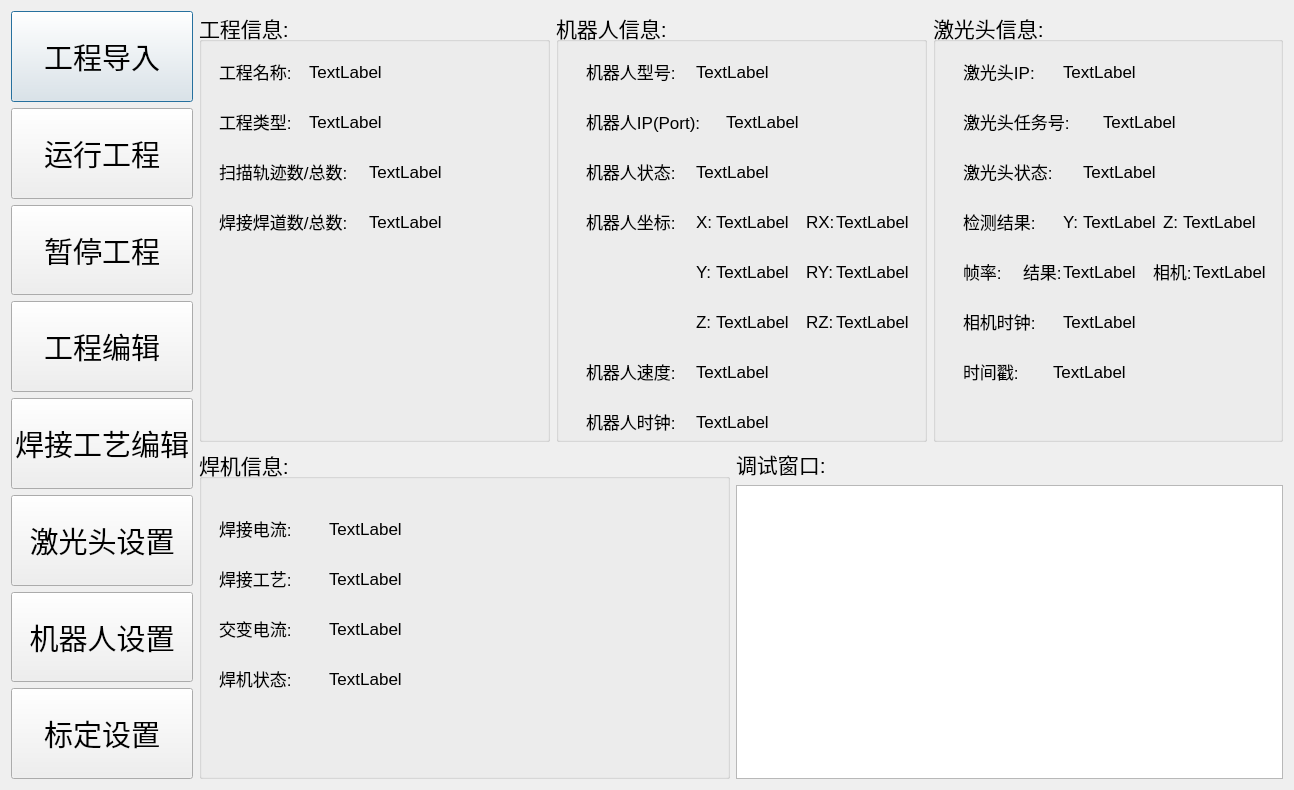
Before: the Qt Designer form qtweldingdlg.ui in qubo188612/qtwelding, drawn with Qt 5.
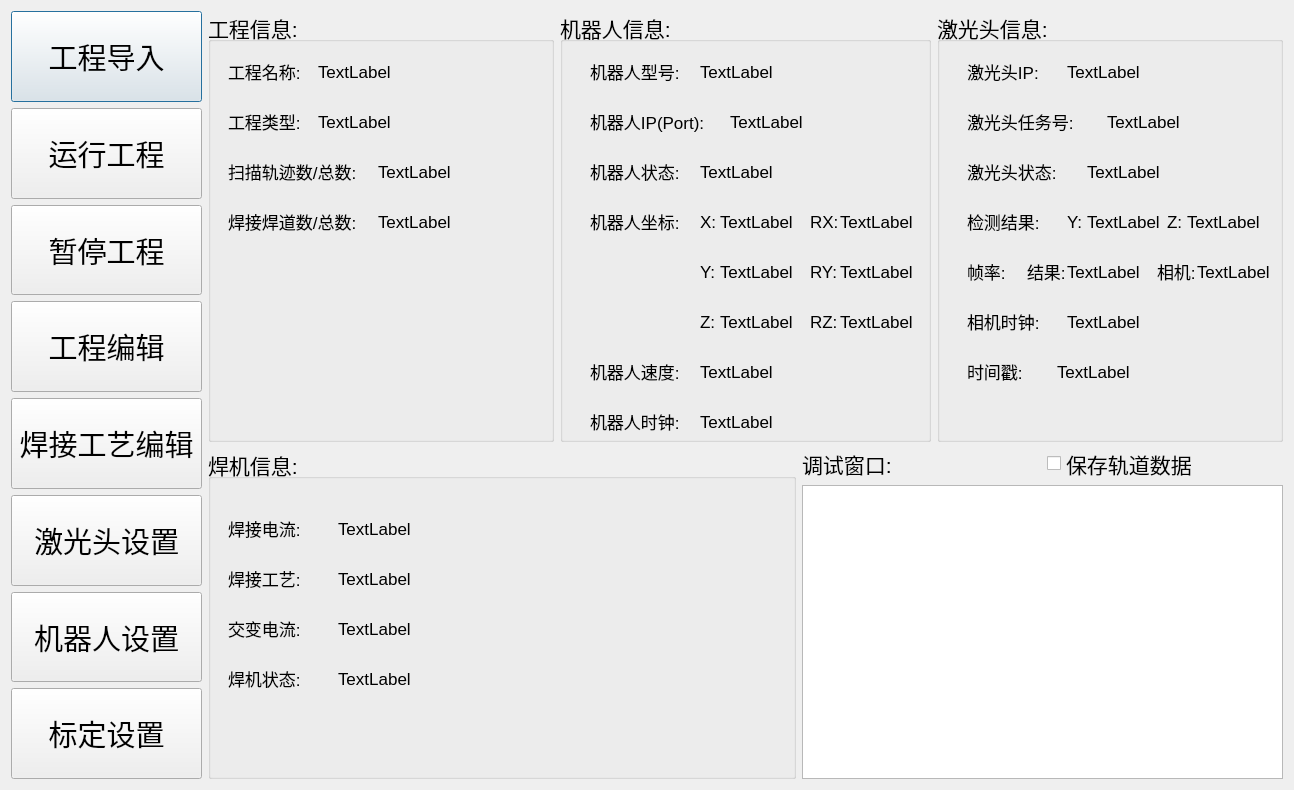
After: the same form once the commit is applied.

```diff
--- a/qtweldingdlg.ui
+++ b/qtweldingdlg.ui
@@ -1202,7 +1202,31 @@
        </property>
       </widget>
      </item>
-     <item row="1" column="1">
+     <item row="0" column="2">
+      <widget class="QCheckBox" name="SaveDatacheckBox">
+       <property name="maximumSize">
+        <size>
+         <width>160</width>
+         <height>31</height>
+        </size>
+       </property>
+       <property name="font">
+        <font>
+         <pointsize>16</pointsize>
+        </font>
+       </property>
+       <property name="text">
+        <string>保存轨道数据</string>
+       </property>
+       <property name="iconSize">
+        <size>
+         <width>16</width>
+         <height>16</height>
+        </size>
+       </property>
+      </widget>
+     </item>
+     <item row="1" column="1" colspan="2">
       <widget class="QTextBrowser" name="record">
        <property name="minimumSize">
         <size>
```
